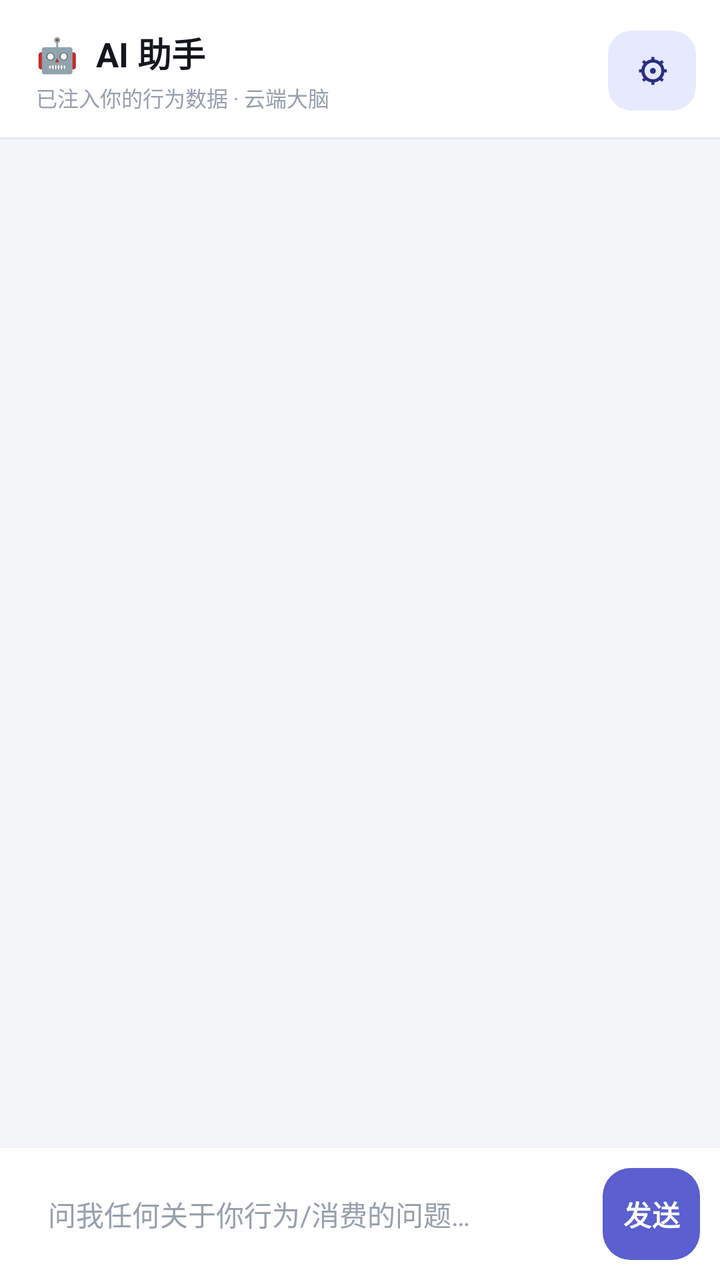
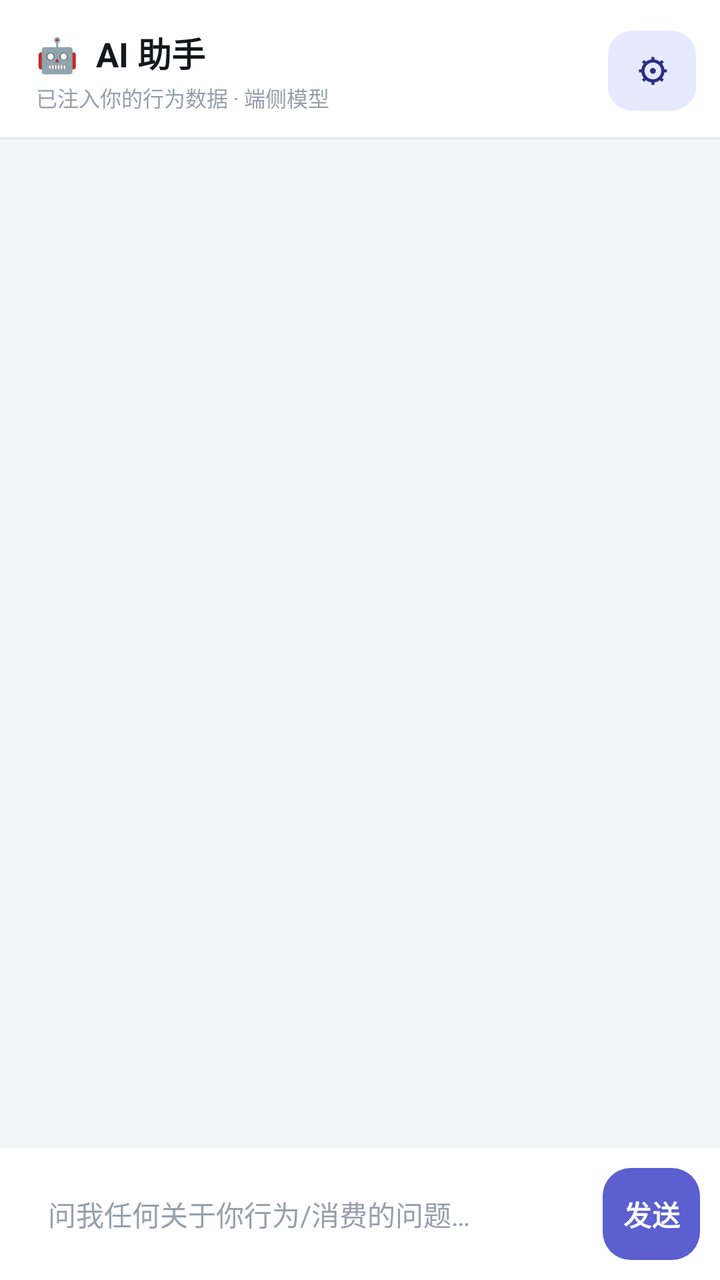

The first picture is an Android layout as it rendered before a commit; the second is the same layout after the commit. The layout source and the unified diff follow.
<!-- AndroidManifest.xml: application theme Theme.Trace -->
<!-- res/layout/activity_chat.xml -->
<?xml version="1.0" encoding="utf-8"?>
<LinearLayout xmlns:android="http://schemas.android.com/apk/res/android"
    android:layout_width="match_parent"
    android:layout_height="match_parent"
    android:orientation="vertical"
    android:background="?android:attr/colorBackground"
    android:fitsSystemWindows="true">

    
    <LinearLayout
        android:layout_width="match_parent"
        android:layout_height="wrap_content"
        android:orientation="horizontal"
        android:gravity="center_vertical"
        android:background="?attr/colorSurface"
        android:paddingStart="18dp"
        android:paddingEnd="12dp"
        android:paddingTop="14dp"
        android:paddingBottom="12dp">

        <LinearLayout
            android:layout_width="0dp"
            android:layout_height="wrap_content"
            android:layout_weight="1"
            android:orientation="vertical">

            <TextView
                android:layout_width="wrap_content"
                android:layout_height="wrap_content"
                android:text="🤖  AI 助手"
                android:textSize="17sp"
                android:textStyle="bold"
                android:textColor="@color/text" />

            <TextView
                android:layout_width="wrap_content"
                android:layout_height="wrap_content"
                android:text="已注入你的行为数据 · 云端大脑"
                android:textSize="10.5sp"
                android:layout_marginTop="2dp"
                android:textColor="@color/text_3" />
        </LinearLayout>

        <Button
            android:id="@+id/btnChatSettings"
            style="@style/Widget.Trace.Button.Tonal"
            android:layout_width="44dp"
            android:layout_height="40dp"
            android:text="⚙"
            android:textSize="16sp" />
    </LinearLayout>

    <View
        android:layout_width="match_parent"
        android:layout_height="1dp"
        android:background="@color/outline" />

    
    <ScrollView
        android:id="@+id/chatScroll"
        android:layout_width="match_parent"
        android:layout_height="0dp"
        android:layout_weight="1"
        android:fillViewport="true">

        <LinearLayout
            android:id="@+id/chatContainer"
            android:layout_width="match_parent"
            android:layout_height="wrap_content"
            android:orientation="vertical"
            android:padding="14dp" />
    </ScrollView>

    
    <LinearLayout
        android:layout_width="match_parent"
        android:layout_height="wrap_content"
        android:orientation="horizontal"
        android:background="?attr/colorSurface"
        android:padding="10dp"
        android:gravity="center_vertical">

        <EditText
            android:id="@+id/chatInput"
            android:layout_width="0dp"
            android:layout_height="46dp"
            android:layout_weight="1"
            android:hint="问我任何关于你行为/消费的问题…"
            android:textSize="14sp"
            android:textColor="@color/text"
            android:textColorHint="@color/text_3"
            android:background="@drawable/bubble_ai"
            android:paddingStart="14dp"
            android:paddingEnd="14dp"
            android:maxLines="1"
            android:inputType="text" />

        <Button
            android:id="@+id/btnSend"
            style="@style/Widget.Trace.Button.Primary"
            android:layout_width="wrap_content"
            android:layout_height="46dp"
            android:text="发送"
            android:layout_marginStart="8dp" />
    </LinearLayout>
</LinearLayout>
<!-- resources referenced by this layout -->
<resources>
  <color name="outline">#E4E6EF</color>
  <color name="text">#15171E</color>
  <color name="text_3">#98A0AE</color>
  <!-- drawable bubble_ai (drawable) -->
  <?xml version="1.0" encoding="utf-8"?>
  <shape xmlns:android="http://schemas.android.com/apk/res/android">
      <solid android:color="@color/surface"/>
      <corners android:radius="16dp" android:topLeftRadius="4dp"/>
  </shape>
  <style name="Theme.Trace" parent="Theme.Material3.DayNight.NoActionBar">
          
          <item name="colorPrimary">@color/brand_500</item>
          <item name="colorOnPrimary">@color/on_brand</item>
          <item name="colorPrimaryContainer">@color/brand_container</item>
          <item name="colorOnPrimaryContainer">@color/on_brand_container</item>
  
          
          <item name="colorSecondary">@color/amber_500</item>
          <item name="colorOnSecondary">@color/on_amber_container</item>
          <item name="colorSecondaryContainer">@color/amber_container</item>
          <item name="colorOnSecondaryContainer">@color/on_amber_container</item>
          <item name="colorTertiary">@color/amber_500</item>
          <item name="colorTertiaryContainer">@color/amber_container</item>
          <item name="colorOnTertiaryContainer">@color/on_amber_container</item>
  
          
          <item name="android:colorBackground">@color/bg</item>
          <item name="colorSurface">@color/surface</item>
          <item name="colorOnSurface">@color/text</item>
          <item name="colorSurfaceVariant">@color/surface_variant</item>
          <item name="colorOnSurfaceVariant">@color/text_2</item>
          <item name="colorSurfaceContainer">@color/surface_variant</item>
          <item name="colorOutline">@color/outline</item>
          <item name="colorOutlineVariant">@color/outline</item>
  
          <item name="android:windowBackground">@color/bg</item>
          <item name="android:textColorPrimary">@color/text</item>
          <item name="android:textColorSecondary">@color/text_2</item>
          <item name="android:statusBarColor" tools:targetApi="l">@android:color/transparent</item>
          <item name="android:navigationBarColor" tools:targetApi="l">@android:color/transparent</item>
  
          
          <item name="materialButtonStyle">@style/Widget.Trace.Button.Primary</item>
          <item name="materialCardViewStyle">@style/Widget.Trace.Card</item>
      </style>
  <color name="surface">#FFFFFF</color>
  <color name="brand_500">#5B5FCF</color>
  <color name="on_brand">#FFFFFF</color>
  <color name="brand_container">#E7E9FF</color>
  <color name="on_brand_container">#2A2E85</color>
  <color name="amber_500">#F59E0B</color>
  <color name="on_amber_container">#8A5300</color>
  <color name="amber_container">#FFF0D6</color>
  <color name="bg">#F4F5F9</color>
  <color name="surface_variant">#F2F3F9</color>
  <color name="text_2">#646B79</color>
  <style name="Widget.Trace.Card" parent="Widget.Material3.CardView.Outlined">
          <item name="cardBackgroundColor">?attr/colorSurface</item>
          <item name="cardCornerRadius">18dp</item>
          <item name="cardElevation">0dp</item>
          <item name="strokeColor">?attr/colorOutline</item>
          <item name="strokeWidth">1dp</item>
          <item name="cardPreventCornerOverlap">true</item>
          <item name="cardUseCompatPadding">false</item>
      </style>
  <!-- unchanged entries left out for length: 2 -->
</resources>

<!-- the commit's change to res/layout/activity_chat.xml (unified diff, before → after) -->
@@ -33,9 +33,10 @@
                 android:textColor="@color/text" />
 
             <TextView
+                android:id="@+id/tvChatSubtitle"
                 android:layout_width="wrap_content"
                 android:layout_height="wrap_content"
-                android:text="已注入你的行为数据 · 云端大脑"
+                android:text="已注入你的行为数据 · 端侧模型"
                 android:textSize="10.5sp"
                 android:layout_marginTop="2dp"
                 android:textColor="@color/text_3" />
<!-- resource entries referenced after the edit -->
@@ -17,10 +17,10 @@
           <item name="colorOnPrimaryContainer">@color/on_brand_container</item>
   
           
-          <item name="colorSecondary">@color/amber_500</item>
-          <item name="colorOnSecondary">@color/on_amber_container</item>
-          <item name="colorSecondaryContainer">@color/amber_container</item>
-          <item name="colorOnSecondaryContainer">@color/on_amber_container</item>
+          <item name="colorSecondary">@color/brand_500</item>
+          <item name="colorOnSecondary">@color/on_brand</item>
+          <item name="colorSecondaryContainer">@color/brand_container</item>
+          <item name="colorOnSecondaryContainer">@color/on_brand_container</item>
           <item name="colorTertiary">@color/amber_500</item>
           <item name="colorTertiaryContainer">@color/amber_container</item>
           <item name="colorOnTertiaryContainer">@color/on_amber_container</item>
